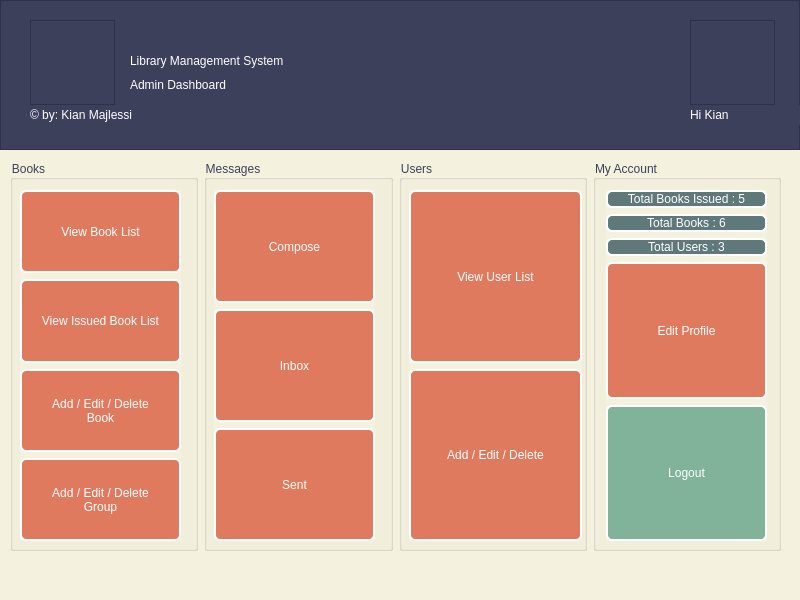
Above: mainwindow.ui from kianmajl/Library before the change. Below: the same form after it.
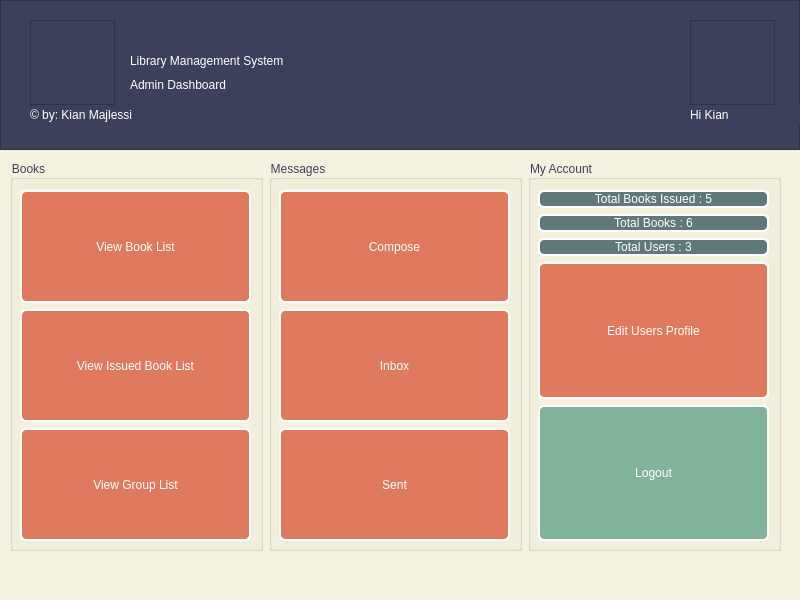
That is the form after the change. Icons and pictures are not drawn.

Commit message: edit & complete design the dashboard forms

The edit to the form file:
```diff
--- a/mainwindow.ui
+++ b/mainwindow.ui
@@ -211,7 +211,7 @@
          <rect>
           <x>10</x>
           <y>30</y>
-          <width>161</width>
+          <width>231</width>
           <height>351</height>
          </rect>
         </property>
@@ -242,20 +242,6 @@
            </property>
           </widget>
          </item>
-         <item>
-          <widget class="QPushButton" name="pushButton_7">
-           <property name="sizePolicy">
-            <sizepolicy hsizetype="Expanding" vsizetype="Expanding">
-             <horstretch>0</horstretch>
-             <verstretch>0</verstretch>
-            </sizepolicy>
-           </property>
-           <property name="text">
-            <string>Add / Edit / Delete
-Book</string>
-           </property>
-          </widget>
-         </item>
          <item>
           <widget class="QPushButton" name="pushButton">
            <property name="sizePolicy">
@@ -265,8 +251,7 @@
             </sizepolicy>
            </property>
            <property name="text">
-            <string>Add / Edit / Delete
-Group</string>
+            <string>View Group List</string>
            </property>
           </widget>
          </item>
@@ -284,7 +269,7 @@
          <rect>
           <x>10</x>
           <y>30</y>
-          <width>161</width>
+          <width>231</width>
           <height>351</height>
          </rect>
         </property>
@@ -332,51 +317,6 @@
        </widget>
       </widget>
      </item>
-     <item>
-      <widget class="QGroupBox" name="groupBox_2">
-       <property name="title">
-        <string>Users</string>
-       </property>
-       <widget class="QWidget" name="verticalLayoutWidget_3">
-        <property name="geometry">
-         <rect>
-          <x>10</x>
-          <y>30</y>
-          <width>173</width>
-          <height>351</height>
-         </rect>
-        </property>
-        <layout class="QVBoxLayout" name="verticalLayout_3">
-         <item>
-          <widget class="QPushButton" name="pushButton_11">
-           <property name="sizePolicy">
-            <sizepolicy hsizetype="Expanding" vsizetype="Expanding">
-             <horstretch>0</horstretch>
-             <verstretch>0</verstretch>
-            </sizepolicy>
-           </property>
-           <property name="text">
-            <string>View User List</string>
-           </property>
-          </widget>
-         </item>
-         <item>
-          <widget class="QPushButton" name="pushButton_8">
-           <property name="sizePolicy">
-            <sizepolicy hsizetype="Expanding" vsizetype="Expanding">
-             <horstretch>0</horstretch>
-             <verstretch>0</verstretch>
-            </sizepolicy>
-           </property>
-           <property name="text">
-            <string>Add / Edit / Delete</string>
-           </property>
-          </widget>
-         </item>
-        </layout>
-       </widget>
-      </widget>
-     </item>
      <item>
       <widget class="QGroupBox" name="groupBox_4">
        <property name="title">
@@ -385,9 +325,9 @@
        <widget class="QWidget" name="verticalLayoutWidget">
         <property name="geometry">
          <rect>
-          <x>13</x>
+          <x>10</x>
           <y>30</y>
-          <width>161</width>
+          <width>231</width>
           <height>351</height>
          </rect>
         </property>
@@ -431,7 +371,7 @@
             </sizepolicy>
            </property>
            <property name="text">
-            <string>Edit Profile</string>
+            <string>Edit Users Profile</string>
            </property>
           </widget>
          </item>
```
Left out of the diff: 16 changed lines with no effect on the pictures. The commit also changes 1 other file.
